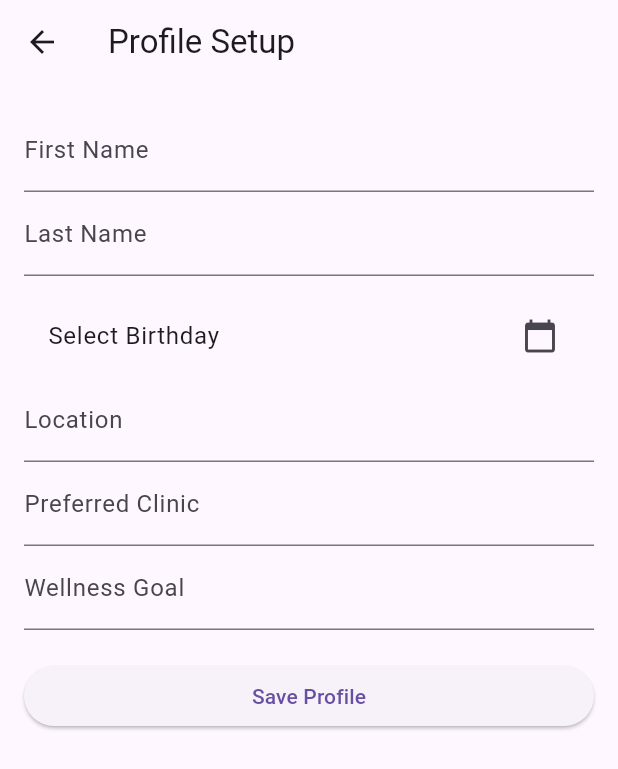
After one commit to Wendy-Okoth/HealthHub, a Flutter app: the HomeScreen screen opened directly, after a tap on the "person" icon, on a phone screen of 412 x 824 dp. The commit adds this screen. Shown: the top 769 px of the screen. Run offline on Flutter 3.47's test engine with Material 3 defaults, Android fonts, the phone set to English and light mode, and no system bars; our stand-ins replace geolocator, google_maps_flutter, supabase_flutter; accounts and stored records are empty.

Commit message:
Implement login/signup flow and profile access via HomeScreen

```diff
--- a/lib/screens/home_screen.dart
+++ b/lib/screens/home_screen.dart
@@ -5,6 +5,7 @@ import 'tips_screen.dart';
 import 'checkin_screen.dart';
 import 'map_view.dart';
 import 'login_screen.dart';
+import 'profile_setup_screen.dart';
 
 class HomeScreen extends StatelessWidget {
   final List<Map<String, dynamic>> features = [
@@ -25,12 +26,24 @@ class HomeScreen extends StatelessWidget {
     );
   }
 
+  void _openProfile(BuildContext context) {
+    Navigator.push(
+      context,
+      MaterialPageRoute(builder: (_) => const ProfileSetupScreen()),
+    );
+  }
+
   @override
   Widget build(BuildContext context) {
     return Scaffold(
       appBar: AppBar(
         title: const Text('HealthHub'),
         actions: [
+          IconButton(
+            icon: const Icon(Icons.person),
+            tooltip: 'Profile',
+            onPressed: () => _openProfile(context),
+          ),
           IconButton(
             icon: const Icon(Icons.logout),
             tooltip: 'Logout',
--- a/lib/screens/map_view.dart
+++ b/lib/screens/map_view.dart
@@ -3,7 +3,7 @@ import 'package:google_maps_flutter/google_maps_flutter.dart';
 import 'package:geolocator/geolocator.dart';
 
 class MapView extends StatefulWidget {
-  const MapView({Key? key}) : super(key: key);
+  const MapView({super.key});
 
   @override
   State<MapView> createState() => _MapViewState();
@@ -39,12 +39,16 @@ class _MapViewState extends State<MapView> {
 
     setState(() {
       _center = userLocation;
-      _markers.add(Marker(
-        markerId: MarkerId('you'),
-        position: userLocation,
-        infoWindow: InfoWindow(title: 'You are here'),
-        icon: BitmapDescriptor.defaultMarkerWithHue(BitmapDescriptor.hueAzure),
-      ));
+      _markers.add(
+        Marker(
+          markerId: MarkerId('you'),
+          position: userLocation,
+          infoWindow: InfoWindow(title: 'You are here'),
+          icon: BitmapDescriptor.defaultMarkerWithHue(
+            BitmapDescriptor.hueAzure,
+          ),
+        ),
+      );
     });
 
     _mapController.animateCamera(CameraUpdate.newLatLng(userLocation));
--- /dev/null
+++ b/lib/screens/profile_setup_screen.dart
@@ -0,0 +1,117 @@
+import 'package:flutter/material.dart';
+import 'package:supabase_flutter/supabase_flutter.dart';
+import 'home_screen.dart';
+
+class ProfileSetupScreen extends StatefulWidget {
+  const ProfileSetupScreen({super.key});
+
+  @override
+  State<ProfileSetupScreen> createState() => _ProfileSetupScreenState();
+}
+
+class _ProfileSetupScreenState extends State<ProfileSetupScreen> {
+  final _formKey = GlobalKey<FormState>();
+  final _firstNameController = TextEditingController();
+  final _lastNameController = TextEditingController();
+  DateTime? _birthday;
+  final _locationController = TextEditingController();
+  final _clinicController = TextEditingController();
+  final _goalController = TextEditingController();
+  bool _loading = false;
+
+  Future<void> _submitProfile() async {
+    if (!_formKey.currentState!.validate() || _birthday == null) return;
+    setState(() => _loading = true);
+
+    final userId = Supabase.instance.client.auth.currentUser?.id;
+    if (userId == null) return;
+
+    final response = await Supabase.instance.client.from('profiles').upsert({
+      'user_id': userId,
+      'first_name': _firstNameController.text.trim(),
+      'last_name': _lastNameController.text.trim(),
+      'birthday': _birthday!.toIso8601String(),
+      'location': _locationController.text.trim(),
+      'preferred_clinic': _clinicController.text.trim(),
+      'wellness_goal': _goalController.text.trim(),
+    });
+
+    if (!mounted) return;
+    Navigator.pushReplacement(
+      context,
+      MaterialPageRoute(builder: (_) => HomeScreen()),
+    );
+  }
+
+  @override
+  Widget build(BuildContext context) {
+    return Scaffold(
+      appBar: AppBar(title: const Text('Profile Setup')),
+      body: Padding(
+        padding: const EdgeInsets.all(16),
+        child: Form(
+          key: _formKey,
+          child: ListView(
+            children: [
+              TextFormField(
+                controller: _firstNameController,
+                decoration: const InputDecoration(labelText: 'First Name'),
+                validator: (value) => value == null || value.trim().isEmpty
+                    ? 'Enter your first name'
+                    : null,
+              ),
+              TextFormField(
+                controller: _lastNameController,
+                decoration: const InputDecoration(labelText: 'Last Name'),
+                validator: (value) => value == null || value.trim().isEmpty
+                    ? 'Enter your last name'
+                    : null,
+              ),
+              const SizedBox(height: 12),
+              ListTile(
+                title: Text(
+                  _birthday == null
+                      ? 'Select Birthday'
+                      : 'Birthday: ${_birthday!.toLocal().toString().split(' ')[0]}',
+                ),
+                trailing: const Icon(Icons.calendar_today),
+                onTap: () async {
+                  final picked = await showDatePicker(
+                    context: context,
+                    initialDate: DateTime(2000),
+                    firstDate: DateTime(1900),
+                    lastDate: DateTime.now(),
+                  );
+                  if (picked != null) setState(() => _birthday = picked);
+                },
+              ),
+              TextFormField(
+                controller: _locationController,
+                decoration: const InputDecoration(labelText: 'Location'),
+                validator: (value) =>
+                    value!.isEmpty ? 'Enter your location' : null,
+              ),
+              TextFormField(
+                controller: _clinicController,
+                decoration: const InputDecoration(
+                  labelText: 'Preferred Clinic',
+                ),
+              ),
+              TextFormField(
+                controller: _goalController,
+                decoration: const InputDecoration(labelText: 'Wellness Goal'),
+              ),
+              const SizedBox(height: 20),
+              ElevatedButton(
+                onPressed: _loading ? null : _submitProfile,
+                child: _loading
+                    ? const CircularProgressIndicator()
+                    : const Text('Save Profile'),
+              ),
+            ],
+          ),
+        ),
+      ),
+    );
+  }
+}
```
